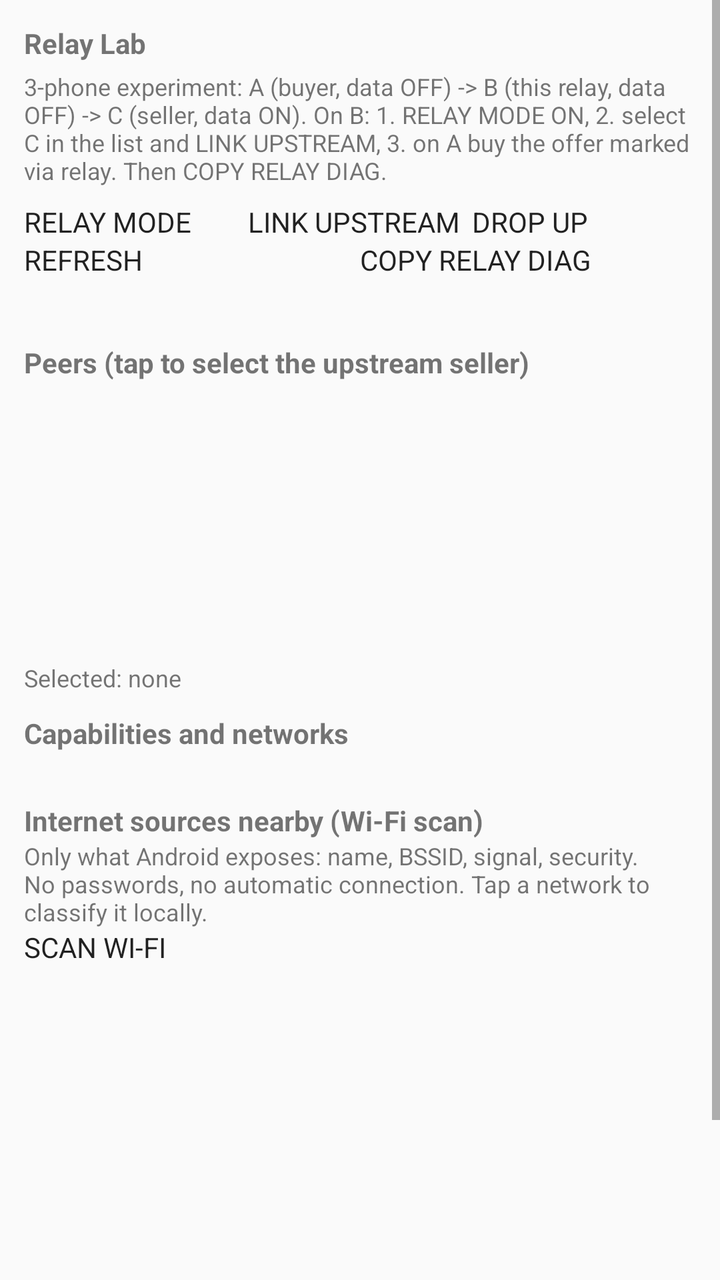
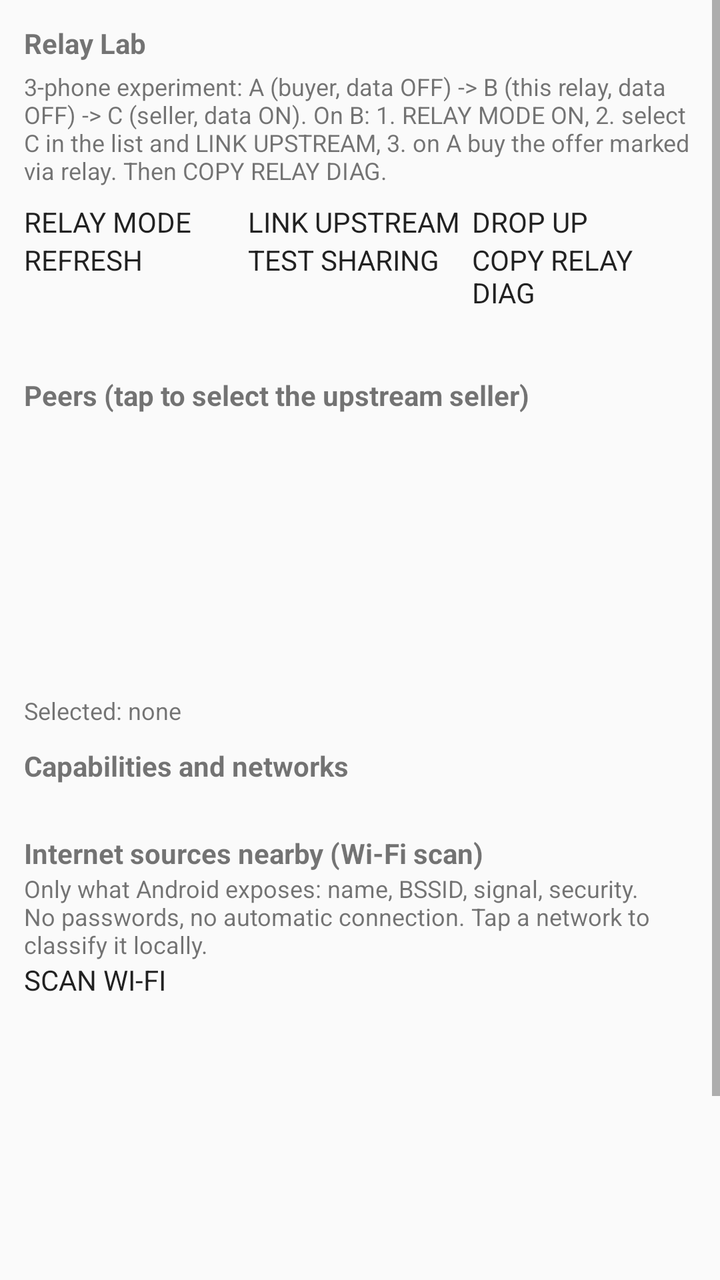

Before-and-after screenshots of an Android layout around one commit, followed by the original layout XML and the change that was made.
<!-- AndroidManifest.xml: application theme android:Theme.Material.Light.NoActionBar -->
<!-- res/layout/activity_relay_lab.xml -->
<?xml version="1.0" encoding="utf-8"?>
<ScrollView xmlns:android="http://schemas.android.com/apk/res/android"
    android:layout_width="match_parent"
    android:layout_height="match_parent"
    android:fillViewport="true">
    <LinearLayout
        android:layout_width="match_parent"
        android:layout_height="wrap_content"
        android:orientation="vertical"
        android:padding="12dp">

        <TextView android:id="@+id/txtRelayHead" android:layout_width="match_parent" android:layout_height="wrap_content" android:textStyle="bold" android:text="Relay Lab" />
        <TextView android:layout_width="match_parent" android:layout_height="wrap_content" android:textSize="12sp" android:layout_marginTop="4dp"
            android:text="3-phone experiment: A (buyer, data OFF) -> B (this relay, data OFF) -> C (seller, data ON). On B: 1. RELAY MODE ON, 2. select C in the list and LINK UPSTREAM, 3. on A buy the offer marked via relay. Then COPY RELAY DIAG." />

        <LinearLayout android:layout_width="match_parent" android:layout_height="wrap_content" android:orientation="horizontal" android:layout_marginTop="8dp">
            <Button android:id="@+id/btnRelayMode" android:layout_width="0dp" android:layout_weight="1" android:layout_height="wrap_content" android:text="RELAY MODE" />
            <Button android:id="@+id/btnLinkUp" android:layout_width="0dp" android:layout_weight="1" android:layout_height="wrap_content" android:text="LINK UPSTREAM" />
            <Button android:id="@+id/btnDropUp" android:layout_width="0dp" android:layout_weight="1" android:layout_height="wrap_content" android:text="DROP UP" />
        </LinearLayout>
        <LinearLayout android:layout_width="match_parent" android:layout_height="wrap_content" android:orientation="horizontal">
            <Button android:id="@+id/btnProbe" android:layout_width="0dp" android:layout_weight="1" android:layout_height="wrap_content" android:text="REFRESH" />
            <Button android:id="@+id/btnCopyRelayDiag" android:layout_width="0dp" android:layout_weight="1" android:layout_height="wrap_content" android:text="COPY RELAY DIAG" />
        </LinearLayout>

        <TextView android:id="@+id/txtRelayState" android:layout_width="match_parent" android:layout_height="wrap_content" android:textSize="12sp" android:fontFamily="monospace" android:layout_marginTop="6dp" android:text="" />

        <TextView android:layout_width="match_parent" android:layout_height="wrap_content" android:textStyle="bold" android:layout_marginTop="10dp" android:text="Peers (tap to select the upstream seller)" />
        <ListView android:id="@+id/listRelayPeers" android:layout_width="match_parent" android:layout_height="140dp" />
        <TextView android:id="@+id/txtRelaySelected" android:layout_width="match_parent" android:layout_height="wrap_content" android:textSize="12sp" android:text="Selected: none" />

        <TextView android:layout_width="match_parent" android:layout_height="wrap_content" android:textStyle="bold" android:layout_marginTop="10dp" android:text="Capabilities and networks" />
        <TextView android:id="@+id/txtProbe" android:layout_width="match_parent" android:layout_height="wrap_content" android:textSize="11sp" android:fontFamily="monospace" android:text="" />

        <TextView android:layout_width="match_parent" android:layout_height="wrap_content" android:textStyle="bold" android:layout_marginTop="10dp" android:text="Internet sources nearby (Wi-Fi scan)" />
        <TextView android:layout_width="match_parent" android:layout_height="wrap_content" android:textSize="12sp"
            android:text="Only what Android exposes: name, BSSID, signal, security. No passwords, no automatic connection. Tap a network to classify it locally." />
        <Button android:id="@+id/btnScanWifi" android:layout_width="match_parent" android:layout_height="wrap_content" android:text="SCAN WI-FI" />
        <ListView android:id="@+id/listSources" android:layout_width="match_parent" android:layout_height="220dp" />
        <TextView android:id="@+id/txtSourcesNote" android:layout_width="match_parent" android:layout_height="wrap_content" android:textSize="12sp" android:text="" />
    </LinearLayout>
</ScrollView>
<!-- resources referenced by this layout -->
<resources>

</resources>

<!-- the commit's change to res/layout/activity_relay_lab.xml (unified diff, before → after) -->
@@ -20,6 +20,7 @@
         </LinearLayout>
         <LinearLayout android:layout_width="match_parent" android:layout_height="wrap_content" android:orientation="horizontal">
             <Button android:id="@+id/btnProbe" android:layout_width="0dp" android:layout_weight="1" android:layout_height="wrap_content" android:text="REFRESH" />
+            <Button android:id="@+id/btnShareCheck" android:layout_width="0dp" android:layout_weight="1" android:layout_height="wrap_content" android:text="TEST SHARING" />
             <Button android:id="@+id/btnCopyRelayDiag" android:layout_width="0dp" android:layout_weight="1" android:layout_height="wrap_content" android:text="COPY RELAY DIAG" />
         </LinearLayout>
 
